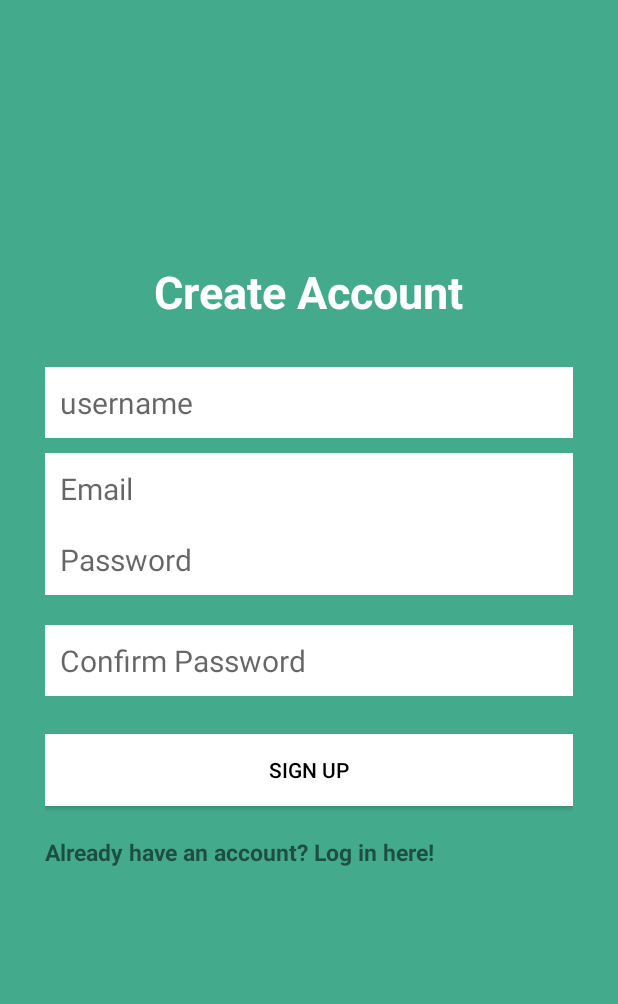
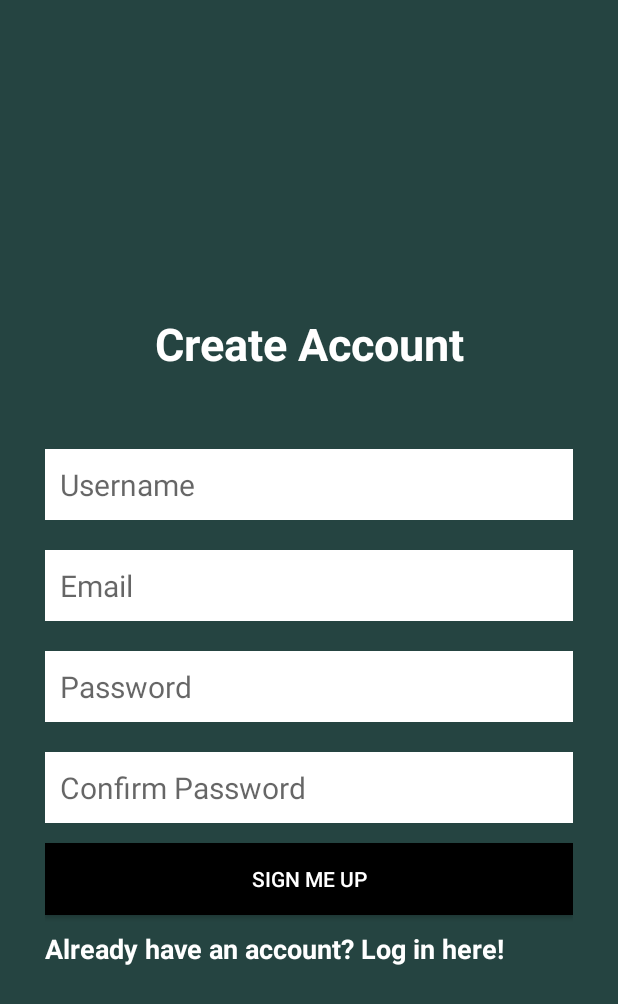
Before and after one commit to Yonkokilasi/Pika2.0, an Android app: the CreateAccountActivity screen opened directly, with no data from a screen before it, on a phone screen of 412 x 824 dp. Shown: the top 1004 px of the screen. Run offline under Robolectric (Android 15) with nearby library versions, the phone set to English and light mode, and no system bars; our stand-ins replace ButterKnife, Firebase (no records; nobody signed in at launch, a user with empty details on screens opened directly); 1 statement that could not run was skipped.

Commit message:
modified design

```diff
--- a/app/src/main/java/com/example/josephinemenge/pika/FirebaseRecipeViewHolder.java
+++ b/app/src/main/java/com/example/josephinemenge/pika/FirebaseRecipeViewHolder.java
@@ -39,11 +39,12 @@ public class FirebaseRecipeViewHolder extends RecyclerView.ViewHolder implements
         TextView nameTextView = (TextView) mView.findViewById(R.id.recipeNameTextView);
         TextView sourceTextView = (TextView) mView.findViewById(R.id.recipeSource);
         TextView yieldTextView = (TextView) mView.findViewById(R.id.yieldTextView);
+
+
         Picasso.with(mContext).load(recipe.getImageUrl()).into(recipeImageView);
         nameTextView.setText(recipe.getLabel());
         sourceTextView.setText(recipe.getSource());
-        yieldTextView.setText(recipe.getYield());
-
+        yieldTextView.setText("Feeds " + (recipe.getYield()) +" persons");
     }
 
     @Override
@@ -65,7 +66,6 @@ public class FirebaseRecipeViewHolder extends RecyclerView.ViewHolder implements
 
             @Override
             public void onCancelled(DatabaseError databaseError) {
-
             }
         });
 
--- a/app/src/main/java/com/example/josephinemenge/pika/ui/SavedRecipeListActivity.java
+++ b/app/src/main/java/com/example/josephinemenge/pika/ui/SavedRecipeListActivity.java
@@ -10,6 +10,8 @@ import com.example.josephinemenge.pika.FirebaseRecipeViewHolder;
 import com.example.josephinemenge.pika.R;
 import com.example.josephinemenge.pika.Recipe;
 import com.firebase.ui.database.FirebaseRecyclerAdapter;
+import com.google.firebase.auth.FirebaseAuth;
+import com.google.firebase.auth.FirebaseUser;
 import com.google.firebase.database.DatabaseReference;
 import com.google.firebase.database.FirebaseDatabase;
 
@@ -29,7 +31,9 @@ public class SavedRecipeListActivity extends AppCompatActivity {
         super.onCreate(savedInstanceState);
         setContentView(R.layout.activity_results);
         ButterKnife.bind(this);
-        mRecipeReference = FirebaseDatabase.getInstance().getReference(Constants.FIREBASE_CHILD_RECIPES);
+        FirebaseUser user = FirebaseAuth.getInstance().getCurrentUser();
+        String uid = user.getUid();
+        mRecipeReference = FirebaseDatabase.getInstance().getReference(Constants.FIREBASE_CHILD_RECIPES).child(uid);
         setUpFireBaseAdapter();
 
     }
--- a/app/src/main/res/layout/activity_create_account.xml
+++ b/app/src/main/res/layout/activity_create_account.xml
@@ -5,7 +5,7 @@
     android:layout_width="match_parent"
     android:layout_height="match_parent"
     tools:context="com.example.josephinemenge.pika.ui.CreateAccountActivity"
-    android:background="@color/green">
+    android:background="@color/greenDark">
 
     <LinearLayout
         android:layout_width="match_parent"
@@ -15,18 +15,31 @@
         android:orientation="vertical"
         android:layout_centerHorizontal="true"
         android:id="@+id/linearLayout">
+        <TextView
+            android:layout_width="match_parent"
+            android:layout_height="wrap_content"
+            android:text="Create Account"
+            android:textColor="@color/white"
+            android:textSize="30dp"
+            android:textStyle="bold"
+            android:layout_above="@+id/linearLayout"
+            android:layout_centerHorizontal="true"
+            android:id="@+id/createAccount"
+            android:layout_marginTop="30dp"
+            android:textAlignment="center"/>
 
         <EditText
             android:layout_width="match_parent"
             android:layout_height="wrap_content"
             android:id="@+id/nameEditText"
             android:background="@color/white"
-            android:hint="username"
+            android:hint="Username"
             android:nextFocusDown="@+id/passwordEditText"
             android:padding="10dp"
-            android:layout_marginBottom="10dp"
+            android:layout_marginBottom="20dp"
             android:textColor="@color/black"
-            android:textSize="20sp"/>
+            android:textSize="20sp"
+            android:layout_marginTop="50dp"/>
         <EditText
             android:layout_width="match_parent"
             android:layout_height="wrap_content"
@@ -37,18 +50,21 @@
             android:padding="10dp"
             android:textSize="20sp"
             android:id="@+id/emailEditText"
-            android:inputType="textEmailAddress"/>
+            android:inputType="textEmailAddress"
+            android:layout_marginBottom="20dp"/>
+
         <EditText
+            android:id="@+id/passwordEditText"
             android:layout_width="match_parent"
             android:layout_height="wrap_content"
+            android:layout_marginBottom="20dp"
             android:background="@color/white"
             android:hint="Password"
-            android:padding="10dp"
             android:inputType="textPassword"
             android:nextFocusDown="@id/passwordEditText"
-            android:textSize="20sp"
-            android:layout_marginBottom="20dp"
-            android:id="@+id/passwordEditText"/>
+            android:padding="10dp"
+            android:textSize="20sp" />
+
         <EditText
             android:id="@+id/confirmPasswordEditText"
             android:layout_width="match_parent"
@@ -57,7 +73,6 @@
             android:hint="Confirm Password"
             android:inputType="textPassword"
             android:padding="10dp"
-            android:layout_marginBottom="10dp"
             android:textColor="@android:color/black"
             android:textSize="20sp" />
         <Button
@@ -65,28 +80,22 @@
             android:layout_height="wrap_content"
             android:id="@+id/createUserButton"
             android:padding="10dp"
-            android:text="Sign Up"
+            android:text="Sign Me Up"
             android:background="@color/white"
-            android:layout_marginTop="15dp"
-            android:textColor="@color/black"/>
+            android:layout_marginTop="13dp"
+            android:textColor="@color/white"
+            android:backgroundTint="@color/black"/>
         <TextView
             android:layout_width="wrap_content"
             android:layout_height="wrap_content"
-            android:layout_marginTop="20dp"
+            android:layout_marginTop="10dp"
             android:textStyle="bold"
-            android:textSize="15sp"
+            android:textSize="18sp"
             android:id="@+id/loginTextView"
+            android:textColor="@color/white"
             android:text="Already have an account? Log in here!"/>
+
     </LinearLayout>
-        <TextView
-            android:layout_width="wrap_content"
-            android:layout_height="wrap_content"
-            android:text="Create Account"
-            android:textColor="@color/white"
-            android:textSize="30dp"
-            android:textStyle="bold"
-            android:layout_above="@+id/linearLayout"
-            android:layout_centerHorizontal="true"
-            android:id="@+id/createAccount"/>
+
 
 </RelativeLayout>
--- a/app/src/main/res/layout/fragment_recipe_detail.xml
+++ b/app/src/main/res/layout/fragment_recipe_detail.xml
@@ -90,8 +90,8 @@
                     android:drawableLeft="@drawable/ic_open_in_browser_black_24dp"
                     android:drawablePadding="4dp"
                     android:gravity="center"
-                    android:text="Click to view method"
-                    android:textSize="15sp"
+                    android:text="Click to view cooking method"
+                    android:textSize="20sp"
                     android:textStyle="bold" />
 
                 <TextView
```
Also changed, not shown: app/src/main/java/com/example/josephinemenge/pika/Recipe.java (+7 -0 lines), app/src/main/java/com/example/josephinemenge/pika/RecipeDetailFragment.java (+11 -2 lines), app/src/main/res/layout/activity_login.xml (+8 -7 lines), app/src/main/res/layout/activity_main.xml (+16 -13 lines).
